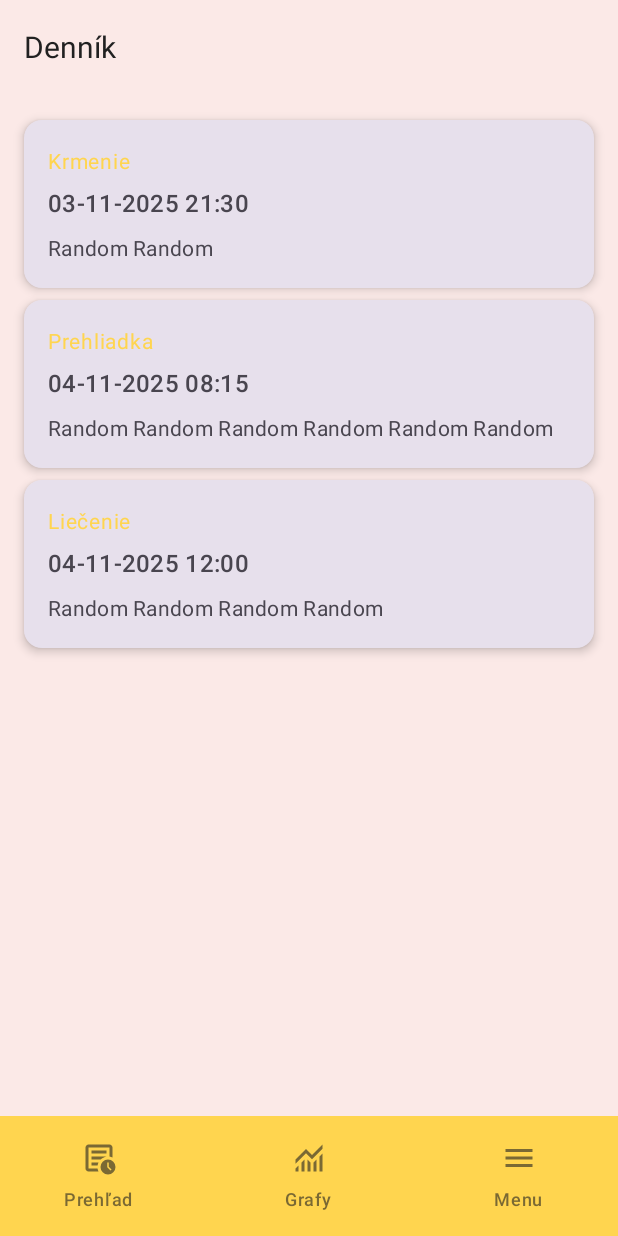
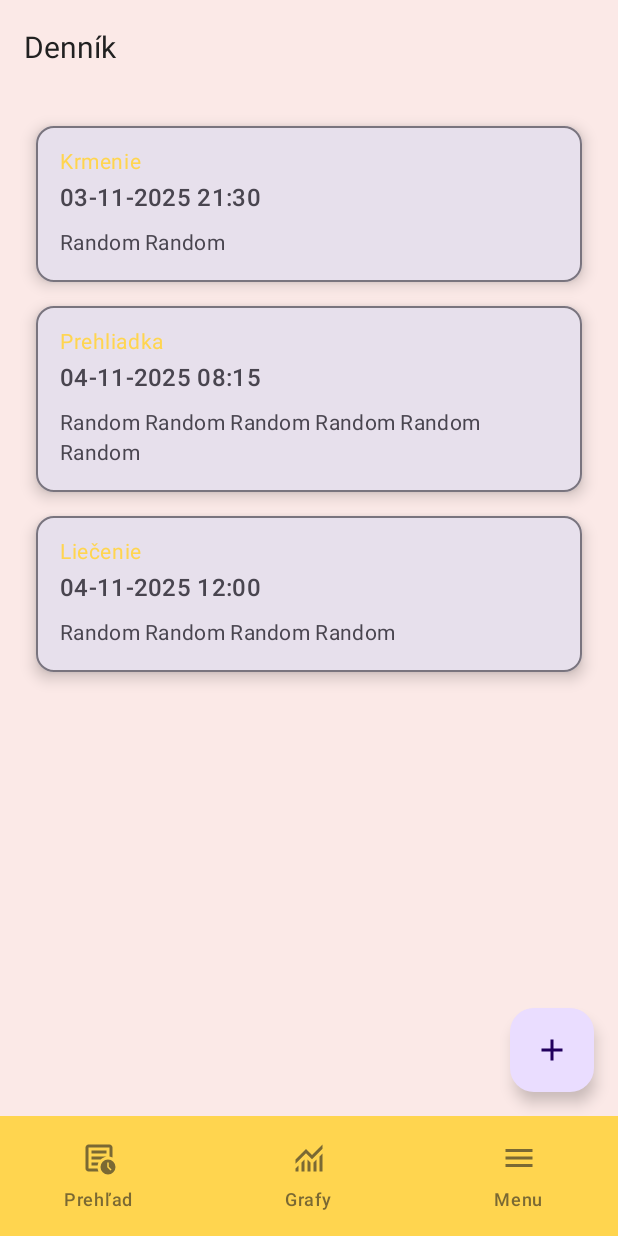
Before and after one commit to Miclah/BeeSense, an Android app built with Jetpack Compose: the DiaryScreen screen opened through its navigation route, on a phone screen of 412 x 824 dp. Run offline under Robolectric (Android 15) with nearby library versions, the phone set to English and light mode, and no system bars.

Commit message:
Update DiaryEntryCard and DiaryScreen for clickable entries
- Made DiaryEntryCard clickable to allow selecting entries.
- Added button to Diary screen to allow adding new diary entries.

```diff
--- a/app/src/main/java/com/beesense/ui/components/DiaryEntryCard.kt
+++ b/app/src/main/java/com/beesense/ui/components/DiaryEntryCard.kt
@@ -1,12 +1,12 @@
 package com.beesense.ui.components
 
-import androidx.compose.foundation.layout.Column
-import androidx.compose.foundation.layout.Spacer
-import androidx.compose.foundation.layout.fillMaxSize
-import androidx.compose.foundation.layout.height
-import androidx.compose.foundation.layout.padding
+import androidx.compose.foundation.BorderStroke
+import androidx.compose.foundation.clickable
+import androidx.compose.foundation.layout.*
+import androidx.compose.foundation.shape.RoundedCornerShape
 import androidx.compose.material3.Card
 import androidx.compose.material3.CardDefaults
+import androidx.compose.material3.MaterialTheme
 import androidx.compose.material3.Text
 import androidx.compose.runtime.Composable
 import androidx.compose.ui.Modifier
@@ -14,21 +14,37 @@ import androidx.compose.ui.unit.dp
 import androidx.compose.ui.unit.sp
 import com.beesense.data.model.DiaryEntry
 
-
 @Composable
-fun DiaryEntryCard(entry: DiaryEntry) {
+fun DiaryEntryCard(entry: DiaryEntry, onClick: (DiaryEntry) -> Unit) {
     Card(
-        modifier = Modifier.fillMaxSize(),
-        elevation = CardDefaults.cardElevation(defaultElevation = 4.dp),
-        shape = CardDefaults.shape,
-        colors = CardDefaults.cardColors(containerColor = androidx.compose.material3.MaterialTheme.colorScheme.surfaceVariant)
+        modifier = Modifier
+            .fillMaxWidth()
+            .padding(horizontal = 8.dp, vertical = 4.dp)
+            .clickable { onClick(entry) },
+        shape = RoundedCornerShape(12.dp),
+        elevation = CardDefaults.cardElevation(defaultElevation = 6.dp),
+        border = BorderStroke(1.dp, MaterialTheme.colorScheme.outline),
+        colors = CardDefaults.cardColors(containerColor = MaterialTheme.colorScheme.surfaceVariant)
     ) {
         Column(modifier = Modifier.padding(16.dp)) {
-            Text(text = entry.timestamp, fontSize = 14.sp, color = androidx.compose.material3.MaterialTheme.colorScheme.primary)
+            Text(
+                text = entry.timestamp,
+                fontSize = 14.sp,
+                color = MaterialTheme.colorScheme.primary,
+                style = MaterialTheme.typography.bodySmall
+            )
             Spacer(modifier = Modifier.height(4.dp))
-            Text(text = entry.type, fontSize = 16.sp, style = androidx.compose.material3.MaterialTheme.typography.titleMedium)
+            Text(
+                text = entry.type,
+                fontSize = 16.sp,
+                style = MaterialTheme.typography.titleMedium
+            )
             Spacer(modifier = Modifier.height(8.dp))
-            Text(text = entry.note, fontSize = 14.sp, style = androidx.compose.material3.MaterialTheme.typography.bodyMedium)
+            Text(
+                text = entry.note,
+                fontSize = 14.sp,
+                style = MaterialTheme.typography.bodyMedium
+            )
         }
     }
 }
--- a/app/src/main/java/com/beesense/ui/screens/subscreens/DiaryScreen.kt
+++ b/app/src/main/java/com/beesense/ui/screens/subscreens/DiaryScreen.kt
@@ -5,32 +5,57 @@ import androidx.compose.foundation.layout.fillMaxSize
 import androidx.compose.foundation.layout.padding
 import androidx.compose.foundation.lazy.LazyColumn
 import androidx.compose.foundation.lazy.items
+import androidx.compose.material.icons.Icons
+import androidx.compose.material.icons.filled.Add
 import androidx.compose.material3.ExperimentalMaterial3Api
+import androidx.compose.material3.FloatingActionButton
 import androidx.compose.material3.Scaffold
 import androidx.compose.material3.Text
 import androidx.compose.material3.TopAppBar
 import androidx.compose.runtime.Composable
+import androidx.compose.runtime.getValue
+import androidx.compose.runtime.mutableStateOf
+import androidx.compose.runtime.remember
+import androidx.compose.runtime.setValue
 import androidx.compose.ui.Modifier
 import androidx.compose.ui.unit.dp
 import androidx.compose.ui.unit.sp
 import com.beesense.data.model.DiaryEntry
 import com.beesense.ui.components.DiaryEntryCard
+import com.beesense.ui.components.DiaryEntryDialog
 
 @OptIn(ExperimentalMaterial3Api::class)
 @Composable
 fun DiaryScreen() {
-    // test data
-    val diaryEntries = listOf(
-        DiaryEntry(1, "03-11-2025 21:30", "Krmenie", "Random Random"),
-        DiaryEntry(2, "04-11-2025 08:15", "Prehliadka", "Random Random Random Random Random Random"),
-        DiaryEntry(3, "04-11-2025 12:00", "Liečenie", "Random Random Random Random")
-    )
+    var diaryEntries by remember { mutableStateOf(
+        listOf(
+            DiaryEntry(1, "03-11-2025 21:30", "Krmenie", "Random Random"),
+            DiaryEntry(2, "04-11-2025 08:15", "Prehliadka", "Random Random Random Random Random Random"),
+            DiaryEntry(3, "04-11-2025 12:00", "Liečenie", "Random Random Random Random")
+        )
+    ) }
+
+    var showDialog by remember { mutableStateOf(false) }
+    var editingEntry by remember { mutableStateOf<DiaryEntry?>(null) }
 
     Scaffold(
         topBar = {
             TopAppBar(
                 title = { Text("Denník", fontSize = 20.sp) }
             )
+        },
+        floatingActionButton = {
+            FloatingActionButton(
+                onClick = {
+                    editingEntry = null // nový záznam
+                    showDialog = true
+                }
+            ) {
+                androidx.compose.material3.Icon(
+                    imageVector = Icons.Default.Add,
+                    contentDescription = "Pridať záznam"
+                )
+            }
         }
     ) { innerPadding ->
         LazyColumn(
@@ -41,8 +66,30 @@ fun DiaryScreen() {
                 .padding(16.dp)
         ) {
             items(diaryEntries) { entry ->
-                DiaryEntryCard(entry)
+                DiaryEntryCard(
+                    entry = entry,
+                    onClick = { selectedEntry ->
+                        editingEntry = selectedEntry
+                        showDialog = true
+                    }
+                )
             }
         }
     }
+
+    if (showDialog) {
+        DiaryEntryDialog(
+            initialEntry = editingEntry,
+            onDismiss = { showDialog = false },
+            onSave = { newEntry ->
+                diaryEntries = if (newEntry.id == 0) {
+                    val newId = (diaryEntries.maxOfOrNull { it.id } ?: 0) + 1
+                    diaryEntries + newEntry.copy(id = newId)
+                } else {
+                    diaryEntries.map { if (it.id == newEntry.id) newEntry else it }
+                }
+                showDialog = false
+            }
+        )
+    }
 }
```
